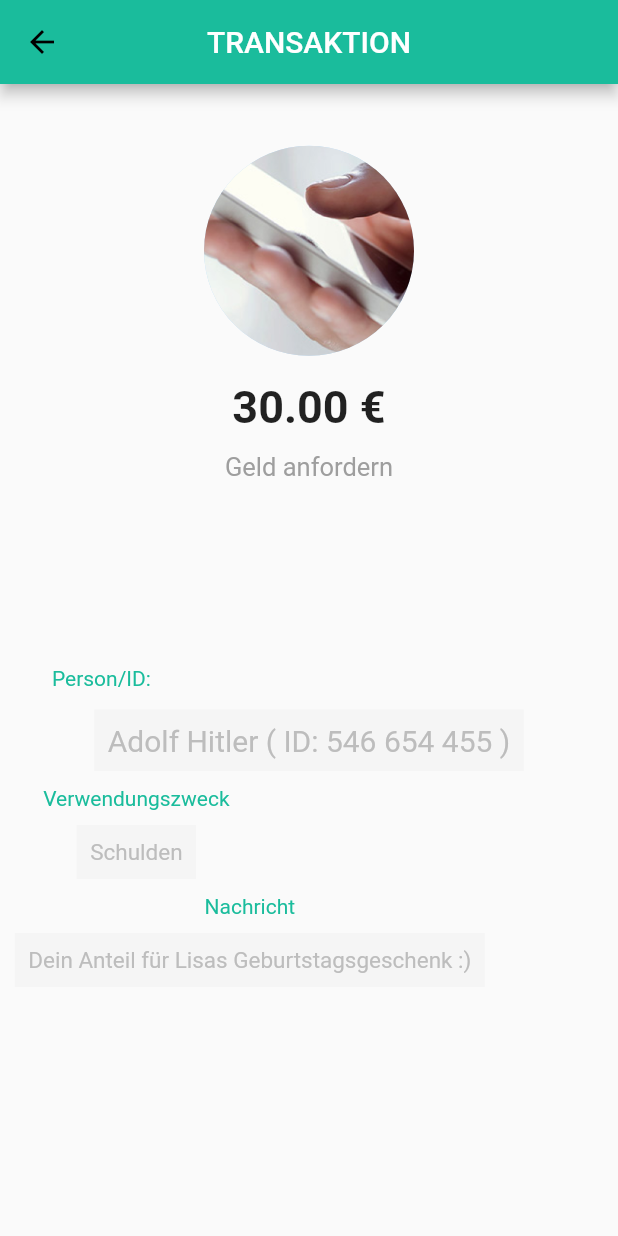
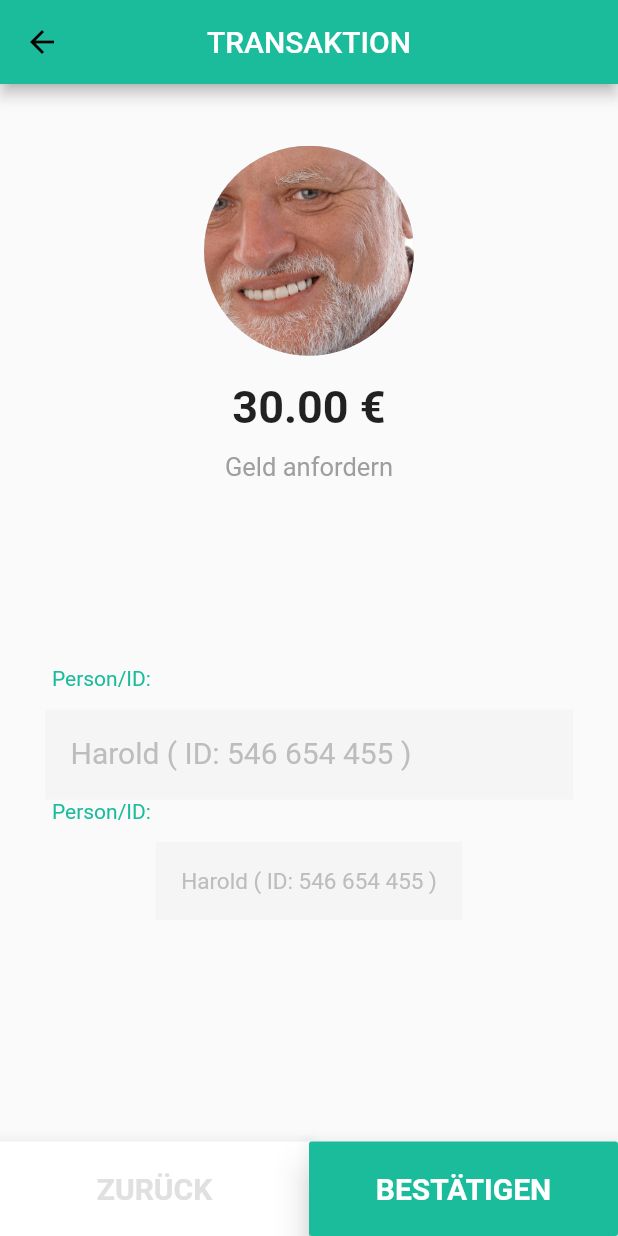
Before and after one commit to JanSchlte/gomobie_, a Flutter app: the TransactionConfirmation screen opened by its route, on a phone screen of 412 x 824 dp. Run offline on Flutter 3.47's test engine with Material 2 defaults, Android fonts, the phone set to English and light mode, and no system bars; our stand-ins replace cloud_firestore, firebase_auth; accounts and stored records are empty; generated files the repository leaves out were written again; Roboto replaces fonts that are missing (Metropolis).

Commit message:
Frontend der Transaction Screens in das System eingepflegt

```diff
--- a/lib/main.dart
+++ b/lib/main.dart
@@ -69,7 +69,7 @@ class App extends StatelessWidget {
           TransactionConfirmation.routeName: (_) => TransactionConfirmation()
         },
         initialRoute: isLoggedIn
-            ? Home.routeName
+            ? TransactionConfirmation.routeName
             : IntroScreen.routeName,
       ),
     );
--- a/lib/pages/home/actions/make_transactions.dart
+++ b/lib/pages/home/actions/make_transactions.dart
@@ -1,7 +1,9 @@
 import 'package:flutter/material.dart';
+import 'package:gomobie/pages/home/actions/transaction_confirmation.dart';
 
 class TransactionScreen extends StatelessWidget {
   static const routeName = '/transaction';
+
   /*
   final String action;
   //Sollte herausfinden, ob der Screen zum senden oder recieven benutzt wird. Ist ja schließlich nur ein anderes Wort
@@ -95,63 +97,6 @@ class TransactionScreen extends StatelessWidget {
     );
   }
 
-  showAlertDialog(BuildContext context) {
-    Widget okButton = Padding(
-      padding: EdgeInsets.only(left: 15, right: 15, bottom: 15),
-      child: SizedBox(
-        height: 65,
-        width: 380,
-        child: FlatButton(
-          shape: RoundedRectangleBorder(
-            borderRadius: BorderRadius.all(
-              Radius.circular(5),
-            ),
-          ),
-          child: Text(
-            'FERTIG',
-            style: TextStyle(color: Colors.white, fontWeight: FontWeight.bold),
-          ),
-          color: Color(0xFF1ABC9C),
-          onPressed: () {
-            Navigator.pop(context);
-          },
-        ),
-      ),
-    );
-
-    AlertDialog alert = AlertDialog(
-      shape: RoundedRectangleBorder(
-        borderRadius: BorderRadius.all(
-          Radius.circular(25),
-        ),
-      ),
-      title: Padding(
-        padding: EdgeInsets.all(15),
-        child:
-            Image.asset('assets/general_assets/flying_money.png', height: 200),
-      ),
-      content: Text(
-        'Geld erfolgreich an Emma gesendet!',
-        textAlign: TextAlign.center,
-        style: TextStyle(
-          color: Colors.black,
-          fontWeight: FontWeight.bold,
-          fontSize: 20,
-        ),
-      ),
-      actions: [
-        okButton,
-      ],
-    );
-
-    showDialog(
-      context: context,
-      builder: (BuildContext context) {
-        return alert;
-      },
-    );
-  }
-
   @override
   Widget build(BuildContext context) {
     return Scaffold(
@@ -213,8 +158,8 @@ class TransactionScreen extends StatelessWidget {
                       elevation: 30,
                       color: Color(0xFF1ABC9C),
                       onPressed: () {
-                        showAlertDialog(context);
-                        //AlertDialog nur zum Frontend, gehört eigentlich zum nächsten Screen
+                        Navigator.pushNamed(
+                            context, TransactionConfirmation.routeName);
                         //TODO: Validate the transaction-data
                       },
                       child: Text(
--- a/lib/pages/home/actions/transaction_confirmation.dart
+++ b/lib/pages/home/actions/transaction_confirmation.dart
@@ -1,42 +1,64 @@
 import 'package:flutter/material.dart';
+import 'package:gomobie/pages/home.dart';
 
 class TransactionConfirmation extends StatelessWidget {
   static const routeName = '/confirmation';
   Color _mainColor = Color(0xFF1ABC9C);
 
-  Widget _buildTextShower(String title, String content) {
-    return Align(
-      alignment: Alignment(-0.8, 0),
-      child: Column(
-        children: <Widget>[
-          SizedBox(
-            height: 10,
-          ),
-          Text(
-            title,
-            style: TextStyle(
-              color: _mainColor,
+  showAlertDialog(BuildContext context) {
+    Widget okButton = Padding(
+      padding: EdgeInsets.only(left: 15, right: 15, bottom: 15),
+      child: SizedBox(
+        height: 65,
+        width: 380,
+        child: FlatButton(
+          shape: RoundedRectangleBorder(
+            borderRadius: BorderRadius.all(
+              Radius.circular(5),
             ),
           ),
-          SizedBox(
-            height: 10,
+          child: Text(
+            'FERTIG',
+            style: TextStyle(color: Colors.white, fontWeight: FontWeight.bold),
           ),
-          DecoratedBox(
-            decoration: BoxDecoration(color: Colors.grey.shade100),
-            position: DecorationPosition.background,
-            child: Padding(
-              padding: EdgeInsets.all(9),
-              child: Text(
-                content,
-                style: TextStyle(
-                  fontSize: 15,
-                  color: Colors.grey.shade400,
-                ),
-              ),
-            ),
-          ),
-        ],
+          color: Color(0xFF1ABC9C),
+          onPressed: () {
+            Navigator.pushNamed(context, Home.routeName);
+          },
+        ),
       ),
+    );
+
+    AlertDialog alert = AlertDialog(
+      shape: RoundedRectangleBorder(
+        borderRadius: BorderRadius.all(
+          Radius.circular(25),
+        ),
+      ),
+      title: Padding(
+        padding: EdgeInsets.all(15),
+        child:
+            Image.asset('assets/general_assets/flying_money.png', height: 200),
+      ),
+      content: Text(
+        'Geld erfolgreich an Emma gesendet!',
+        textAlign: TextAlign.center,
+        style: TextStyle(
+          color: Colors.black,
+          fontWeight: FontWeight.bold,
+          fontSize: 20,
+        ),
+      ),
+      actions: [
+        okButton,
+      ],
+    );
+
+    showDialog(
+      context: context,
+      builder: (BuildContext context) {
+        return alert;
+      },
     );
   }
 
@@ -64,7 +86,7 @@ class TransactionConfirmation extends StatelessWidget {
                 radius: 70,
                 backgroundImage: AssetImage(
                     //TODO: Add the specific Firebase Image of the Transaction-Partner
-                    'assets/send_or_recieve_money/send_money_background.png'),
+                    'assets/fake_backend/fake_avatar.jpg'),
               ),
               SizedBox(
                 height: MediaQuery.of(context).size.width * 0.04,
@@ -101,23 +123,96 @@ class TransactionConfirmation extends StatelessWidget {
               SizedBox(
                 height: MediaQuery.of(context).size.width * 0.03,
               ),
+              Padding(
+                padding: EdgeInsets.symmetric(horizontal: 30),
+                child: SizedBox(
+                  width: double.infinity,
+                  height: 60,
+                  child: DecoratedBox(
+                    decoration: BoxDecoration(color: Colors.grey.shade100),
+                    position: DecorationPosition.background,
+                    child: Padding(
+                      padding: EdgeInsets.all(17),
+                      child: Text(
+                        'Harold ( ID: 546 654 455 )',
+                        style: TextStyle(
+                          fontSize: 20,
+                          color: Colors.grey.shade400,
+                        ),
+                      ),
+                    ),
+                  ),
+                ),
+              ),
+              Align(
+                alignment: Alignment(-0.8, 0),
+                child: Text(
+                  'Person/ID:',
+                  style: TextStyle(
+                    color: _mainColor,
+                  ),
+                ),
+              ),
+              SizedBox(
+                height: MediaQuery.of(context).size.width * 0.03,
+              ),
               DecoratedBox(
                 decoration: BoxDecoration(color: Colors.grey.shade100),
                 position: DecorationPosition.background,
                 child: Padding(
-                  padding: EdgeInsets.all(9),
+                  padding: EdgeInsets.all(17),
                   child: Text(
-                    'Adolf Hitler ( ID: 546 654 455 )',
+                    'Harold ( ID: 546 654 455 )',
                     style: TextStyle(
-                      fontSize: 20,
+                      fontSize: 15,
                       color: Colors.grey.shade400,
                     ),
                   ),
                 ),
               ),
-              _buildTextShower('Verwendungszweck', 'Schulden'),
-              _buildTextShower(
-                  'Nachricht', 'Dein Anteil für Lisas Geburtstagsgeschenk :)'),
+              Expanded(
+                child: SizedBox(),
+              ),
+              Align(
+                alignment: Alignment.bottomCenter,
+                child: Row(
+                  children: <Widget>[
+                    Expanded(
+                      child: RaisedButton(
+                          onPressed: () {
+                            Navigator.pop(context);
+                          },
+                          elevation: 10,
+                          shape: RoundedRectangleBorder(),
+                          padding: EdgeInsets.symmetric(vertical: 20),
+                          child: Text(
+                            'ZURÜCK',
+                            style: TextStyle(
+                                fontWeight: FontWeight.bold, fontSize: 20),
+                          ),
+                          textColor: Colors.grey.shade300,
+                          color: Colors.white),
+                    ),
+                    Expanded(
+                      child: RaisedButton(
+                        onPressed: () {
+                          showAlertDialog(context);
+                          //TODO: Confirm the transaction (backend)
+                        },
+                        elevation: 10,
+                        padding: EdgeInsets.symmetric(vertical: 20),
+                        child: Text(
+                          'BESTÄTIGEN',
+                          style: TextStyle(
+                              fontWeight: FontWeight.bold, fontSize: 20),
+                        ),
+                        textColor: Colors.white,
+                        color: _mainColor,
+                      ),
+                    )
+                  ],
+                ),
+              )
             ],
           ),
         ),
--- a/pubspec.yaml
+++ b/pubspec.yaml
@@ -76,6 +76,7 @@ flutter:
     - assets/logo/
     - assets/registration_screens/
     - assets/send_or_recieve_money/
+    - assets/fake_backend/
 
   # An image asset can refer to one or more resolution-specific "variants", see
   # https://flutter.dev/assets-and-images/#resolution-aware.
```
Also changed, not shown: assets/fake_backend/fake_avatar.jpg (added).
